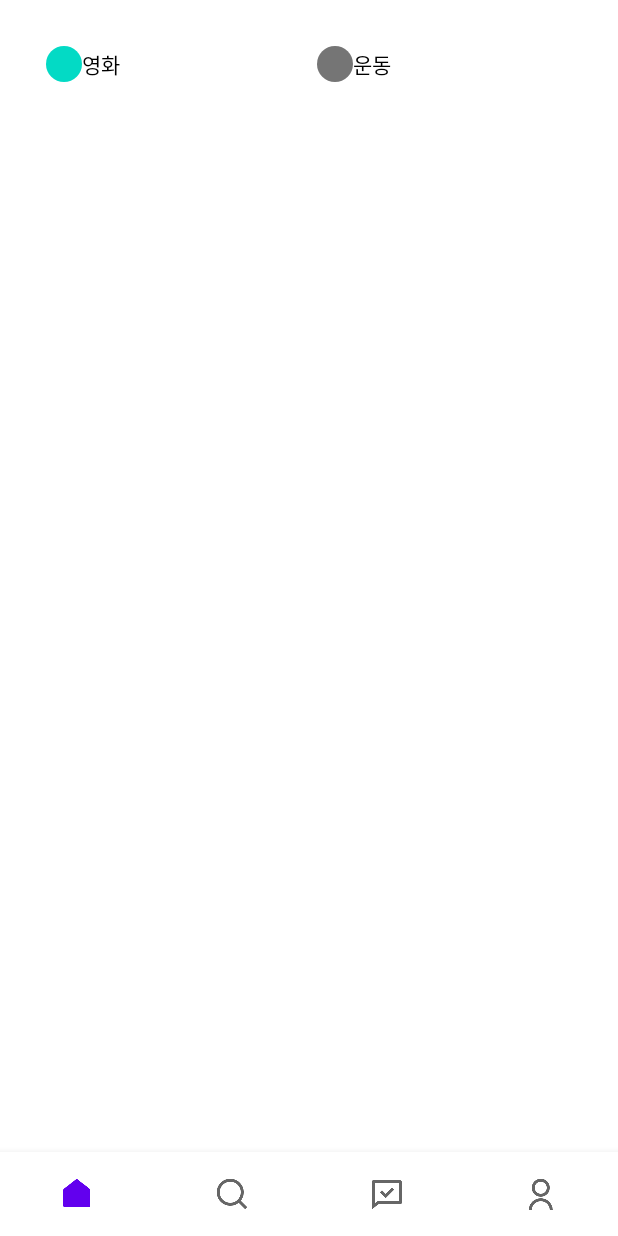
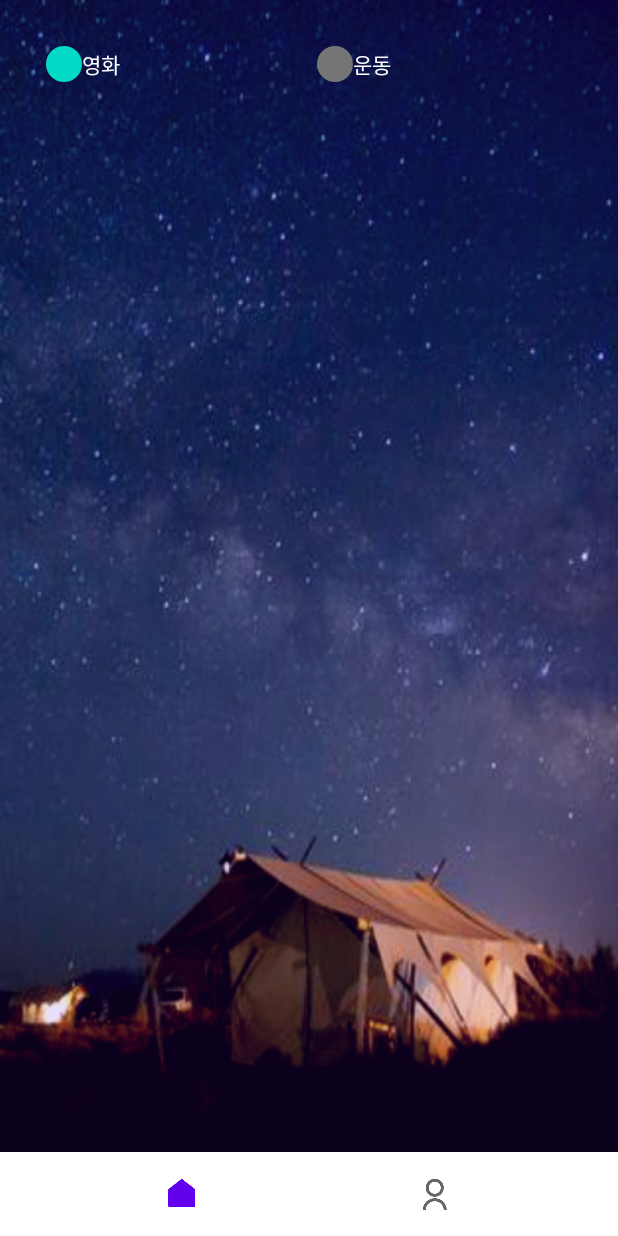
Before and after one commit to tmdrl980430/find_movie_theater_android, an Android app: the screen it shows after launch (MainActivity), on a phone screen of 412 x 824 dp. Run offline under Robolectric (Android 15) with nearby library versions, the phone set to English and light mode, and no system bars; our stand-ins replace navigation-ui; libraries missing offline, so code that uses them is left out: com.naver.maps; 3 statements that could not run were skipped.

Commit message:
배경화면 설정

```diff
--- a/app/src/main/java/com/example/find_movie_theater/ui/main/home/HomeFragment.kt
+++ b/app/src/main/java/com/example/find_movie_theater/ui/main/home/HomeFragment.kt
@@ -156,7 +156,7 @@ class HomeFragment : BaseFragment<FragmentHomeBinding>(FragmentHomeBinding::infl
             if (addresses != null && addresses.isNotEmpty()) {
                 val address = addresses[0].getAddressLine(0)
                 //toast(address)
-                toast(address)
+                //toast(address)
 
             }
         }.start()
@@ -225,9 +225,9 @@ class HomeFragment : BaseFragment<FragmentHomeBinding>(FragmentHomeBinding::infl
         }
 
 
-        naverMap.setOnMapClickListener { point, coord ->
-            addMarker(coord.latitude, coord.longitude, "")
-        }
+//        naverMap.setOnMapClickListener { point, coord ->
+//            addMarker(coord.latitude, coord.longitude, "")
+//        }
     }
 
     private fun addMarker(latitude: Double, longitude: Double, locationName : String) {
--- a/app/src/main/res/layout/fragment_home.xml
+++ b/app/src/main/res/layout/fragment_home.xml
@@ -3,6 +3,8 @@
     xmlns:android="http://schemas.android.com/apk/res/android"
     android:layout_width="match_parent"
     android:layout_height="match_parent"
+    android:background="@drawable/backgroud_healing_story_no_string"
+    android:elevation="10dp"
     xmlns:app="http://schemas.android.com/apk/res-auto">
 
     <RadioGroup
@@ -26,6 +28,7 @@
             android:layout_marginStart="5dp"
             android:layout_weight="1"
             android:text="@string/hobby_movie_chip"
+            android:textColor="@color/white"
             android:button="@drawable/custom_radio_button"
             android:checked="true"
             android:tag="1" />
@@ -37,6 +40,7 @@
             android:layout_marginEnd="5dp"
             android:layout_marginStart="5dp"
             android:layout_weight="1"
+            android:textColor="@color/white"
             android:text="@string/hobby_exercise_chip"
             android:button="@drawable/custom_radio_button"
             android:tag="2" />
--- a/app/src/main/res/menu/navi_menu.xml
+++ b/app/src/main/res/menu/navi_menu.xml
@@ -4,16 +4,16 @@
         android:enabled="true"
         android:title="@string/menu_home"
         android:icon="@drawable/selector_navi_home"/>
-    <item
-        android:id="@+id/searchFragment"
-        android:enabled="true"
-        android:title="@string/menu_search"
-        android:icon="@drawable/selector_navi_search"/>
-    <item
-        android:id="@+id/matchFragment"
-        android:enabled="true"
-        android:title="@string/menu_matching"
-        android:icon="@drawable/selector_navi_match"/>
+<!--    <item-->
+<!--        android:id="@+id/searchFragment"-->
+<!--        android:enabled="true"-->
+<!--        android:title="@string/menu_search"-->
+<!--        android:icon="@drawable/selector_navi_search"/>-->
+<!--    <item-->
+<!--        android:id="@+id/matchFragment"-->
+<!--        android:enabled="true"-->
+<!--        android:title="@string/menu_matching"-->
+<!--        android:icon="@drawable/selector_navi_match"/>-->
     <item
         android:id="@+id/mypageFragment"
         android:enabled="true"
--- a/app/src/main/res/navigation/navigation.xml
+++ b/app/src/main/res/navigation/navigation.xml
@@ -9,15 +9,15 @@
         android:name="com.example.find_movie_theater.ui.main.home.HomeFragment"
         android:label="homeFragment"/>
 
-    <fragment
-        android:id="@+id/searchFragment"
-        android:name="com.example.find_movie_theater.ui.main.search.SearchFragment"
-        android:label="searchFragment"/>
+<!--    <fragment-->
+<!--        android:id="@+id/searchFragment"-->
+<!--        android:name="com.example.find_movie_theater.ui.main.search.SearchFragment"-->
+<!--        android:label="searchFragment"/>-->
 
-    <fragment
-        android:id="@+id/matchFragment"
-        android:name="com.example.find_movie_theater.ui.main.match.MatchFragment"
-        android:label="matchFragment"/>
+<!--    <fragment-->
+<!--        android:id="@+id/matchFragment"-->
+<!--        android:name="com.example.find_movie_theater.ui.main.match.MatchFragment"-->
+<!--        android:label="matchFragment"/>-->
 
     <fragment
         android:id="@+id/mypageFragment"
```
Also changed, not shown: app/src/main/java/com/example/find_movie_theater/ui/main/home/result/ResultActivity.kt (+11 -0 lines), app/src/main/res/layout/activity_result.xml (+6 -2 lines), app/src/main/res/layout/activity_splash.xml (+4 -3 lines), app/src/main/res/layout/item_blog.xml (+7 -5 lines), app/src/main/res/drawable/backgroud_healing_story_no_string.png (added), app/src/main/res/drawable/backgroud_heling_story.png (added).
